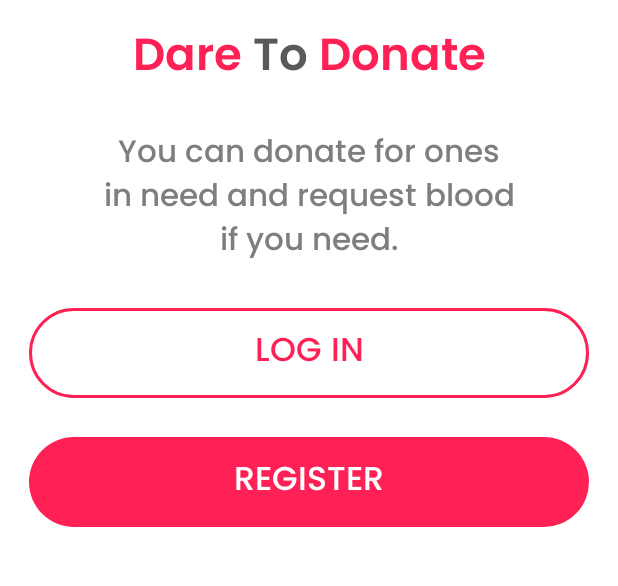
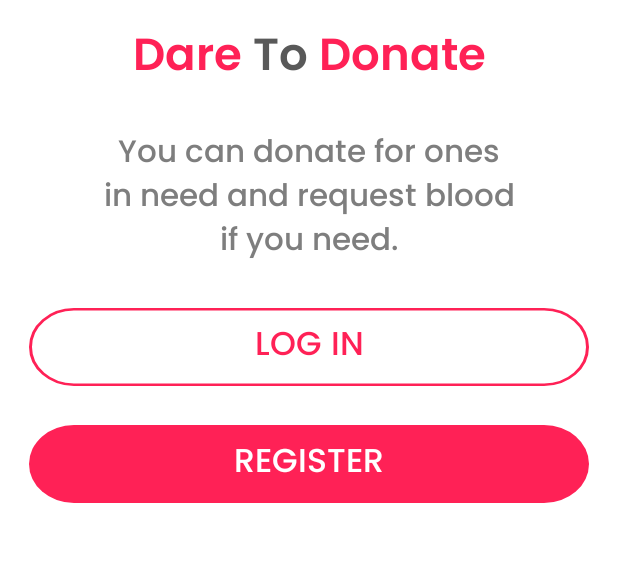
Before and after one commit to KareemHussen/blood_donation, an Android app: the LoginFragment screen opened through its navigation route, on a phone screen of 412 x 824 dp, the part 465-1051 px from its top. Run offline under Robolectric (Android 15) with nearby library versions, the light colour scheme and no system bars; our stand-ins replace data binding, navigation-ui, sdp/ssp sizes.

Commit message:
update sizes

```diff
--- a/app/src/main/res/values/styles.xml
+++ b/app/src/main/res/values/styles.xml
@@ -62,7 +62,7 @@
     </style>
 
     <style name="button_style">
-        <item name="android:layout_height">wrap_content</item>
+        <item name="android:layout_height">@dimen/_40sdp</item>
         <item name="android:layout_width">wrap_content</item>
         <item name="android:textSize">@dimen/_17ssp</item>
         <item name="android:fontFamily">@font/poppins_medium</item>
```
